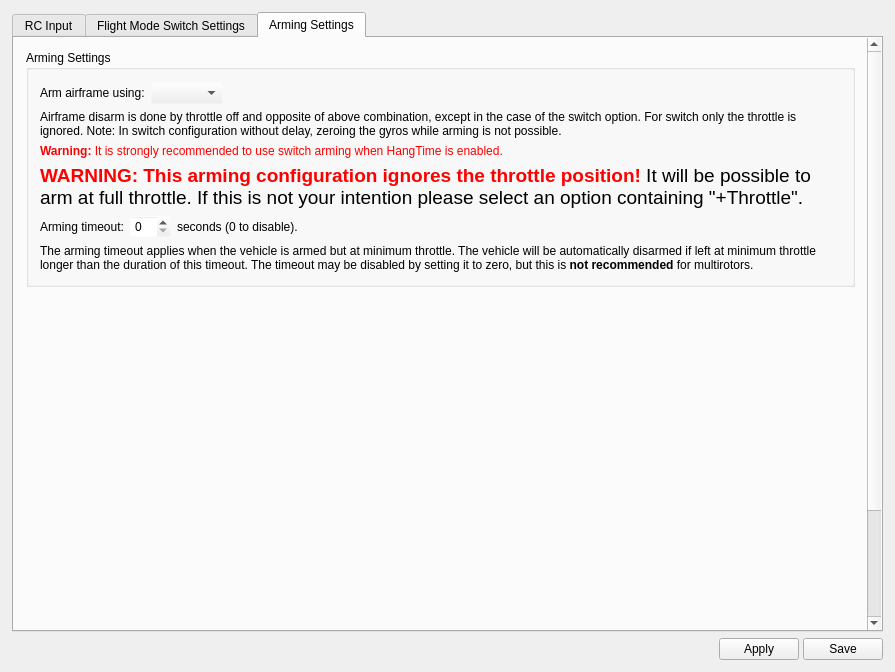
Above: ground/gcs/src/plugins/config/input.ui from d-ronin/dRonin before the change. Below: the same form after it.
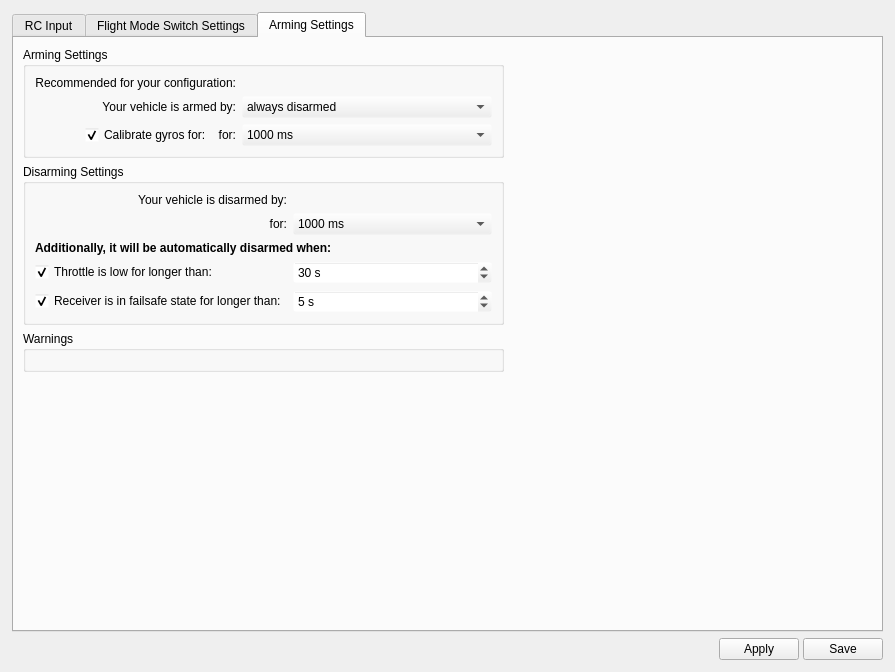
That is the form after the change. The open tabs and pages were chosen to show the change. Icons and pictures are not drawn.

Commit message: GCS:Input: Rework arming tab

What changed in the file:
```diff
--- a/ground/gcs/src/plugins/config/input.ui
+++ b/ground/gcs/src/plugins/config/input.ui
@@ -1412,7 +1412,7 @@
       <attribute name="title">
        <string>Arming Settings</string>
       </attribute>
-      <layout class="QVBoxLayout" name="verticalLayout_12">
+      <layout class="QHBoxLayout" name="horizontalLayout_8">
        <property name="leftMargin">
         <number>0</number>
        </property>
@@ -1502,45 +1502,21 @@
            <rect>
             <x>0</x>
             <y>0</y>
-            <width>579</width>
-            <height>818</height>
+            <width>867</width>
+            <height>580</height>
            </rect>
           </property>
-          <layout class="QVBoxLayout" name="verticalLayout_2">
-           <property name="leftMargin">
-            <number>12</number>
-           </property>
-           <property name="topMargin">
-            <number>12</number>
-           </property>
-           <property name="rightMargin">
-            <number>12</number>
-           </property>
-           <property name="bottomMargin">
-            <number>12</number>
-           </property>
+          <layout class="QHBoxLayout" name="horizontalLayout_2">
            <item>
-            <widget class="QGroupBox" name="groupBox_6">
-             <property name="title">
-              <string>Arming Settings</string>
-             </property>
-             <layout class="QVBoxLayout" name="verticalLayout_7">
-              <property name="leftMargin">
-               <number>11</number>
-              </property>
-              <property name="topMargin">
-               <number>12</number>
-              </property>
-              <property name="rightMargin">
-               <number>12</number>
-              </property>
-              <property name="bottomMargin">
-               <number>12</number>
-              </property>
-              <item>
-               <layout class="QHBoxLayout" name="horizontalLayout">
-                <item>
-                 <widget class="QLabel" name="label_17">
+            <layout class="QVBoxLayout" name="verticalLayout_7">
+             <item>
+              <widget class="QGroupBox" name="gbArming">
+               <property name="title">
+                <string>Arming Settings</string>
+               </property>
+               <layout class="QGridLayout" name="gridLayout_6">
+                <item row="1" column="0" colspan="2">
+                 <widget class="QLabel" name="lblArmDesc">
                   <property name="font">
                    <font>
                     <weight>50</weight>
@@ -1548,128 +1524,317 @@
                    </font>
                   </property>
                   <property name="text">
-                   <string>Arm airframe using:</string>
+                   <string>Your vehicle is armed by:</string>
+                  </property>
+                  <property name="alignment">
+                   <set>Qt::AlignRight|Qt::AlignTrailing|Qt::AlignVCenter</set>
                   </property>
                  </widget>
                 </item>
-                <item>
-                 <widget class="QComboBox" name="armControl">
+                <item row="1" column="2">
+                 <widget class="QComboBox" name="cbArmMethod">
+                  <property name="minimumSize">
+                   <size>
+                    <width>250</width>
+                    <height>0</height>
+                   </size>
+                  </property>
                   <property name="focusPolicy">
                    <enum>Qt::StrongFocus</enum>
                   </property>
                   <property name="toolTip">
                    <string>Indicate the control used for arming the airframe, in addition to setting the throttle to its minimum position. In other terms &quot;Throttle Off&quot;.</string>
                   </property>
+                  <item>
+                   <property name="text">
+                    <string>always disarmed</string>
+                   </property>
+                  </item>
+                  <item>
+                   <property name="text">
+                    <string>always armed</string>
+                   </property>
+                  </item>
+                  <item>
+                   <property name="text">
+                    <string>armed by a switch</string>
+                   </property>
+                  </item>
+                  <item>
+                   <property name="text">
+                    <string>armed by roll left</string>
+                   </property>
+                  </item>
+                  <item>
+                   <property name="text">
+                    <string>armed by roll right</string>
+                   </property>
+                  </item>
+                  <item>
+                   <property name="text">
+                    <string>armed by yaw left</string>
+                   </property>
+                  </item>
+                  <item>
+                   <property name="text">
+                    <string>armed by yaw right</string>
+                   </property>
+                  </item>
+                  <item>
+                   <property name="text">
+                    <string>armed by roll left and yaw right</string>
+                   </property>
+                  </item>
                  </widget>
                 </item>
-                <item>
-                 <spacer name="horizontalSpacer">
-                  <property name="orientation">
-                   <enum>Qt::Horizontal</enum>
+                <item row="0" column="2">
+                 <widget class="QLabel" name="lblRecommendedArm">
+                  <property name="text">
+                   <string/>
                   </property>
-                  <property name="sizeHint" stdset="0">
+                 </widget>
+                </item>
+                <item row="3" column="2">
+                 <widget class="QComboBox" name="cbArmTime">
+                  <property name="sizePolicy">
+                   <sizepolicy hsizetype="Minimum" vsizetype="Fixed">
+                    <horstretch>0</horstretch>
+                    <verstretch>0</verstretch>
+                   </sizepolicy>
+                  </property>
+                  <property name="minimumSize">
                    <size>
-                    <width>40</width>
-                    <height>20</height>
+                    <width>250</width>
+                    <height>0</height>
                    </size>
                   </property>
-                 </spacer>
+                  <property name="currentText">
+                   <string>1000 ms</string>
+                  </property>
+                  <property name="currentIndex">
+                   <number>2</number>
+                  </property>
+                  <item>
+                   <property name="text">
+                    <string>250 ms</string>
+                   </property>
+                  </item>
+                  <item>
+                   <property name="text">
+                    <string>500 ms</string>
+                   </property>
+                  </item>
+                  <item>
+                   <property name="text">
+                    <string>1000 ms</string>
+                   </property>
+                  </item>
+                 </widget>
                 </item>
+                <item row="0" column="0" colspan="2">
+                 <widget class="QLabel" name="lblRecommendedDesc">
+                  <property name="text">
+                   <string>Recommended for your configuration:</string>
+                  </property>
+                  <property name="alignment">
+                   <set>Qt::AlignRight|Qt::AlignTrailing|Qt::AlignVCenter</set>
+                  </property>
+                 </widget>
+                </item>
+                <item row="3" column="0" colspan="2">
+                 <layout class="QHBoxLayout" name="horizontalLayout_10">
+                  <item>
+                   <spacer name="horizontalSpacer_2">
+                    <property name="orientation">
+                     <enum>Qt::Horizontal</enum>
+                    </property>
+                    <property name="sizeHint" stdset="0">
+                     <size>
+                      <width>40</width>
+                      <height>20</height>
+                     </size>
+                    </property>
+                   </spacer>
+                  </item>
+                  <item>
+                   <widget class="QCheckBox" name="cbCalibrateGyros">
+                    <property name="text">
+                     <string>Calibrate gyros for:</string>
+                    </property>
+                    <property name="checked">
+                     <bool>true</bool>
+                    </property>
+                   </widget>
+                  </item>
+                  <item>
+                   <widget class="QLabel" name="lblStickArmTime">
+                    <property name="text">
+                     <string>for:</string>
+                    </property>
+                    <property name="alignment">
+                     <set>Qt::AlignRight|Qt::AlignTrailing|Qt::AlignVCenter</set>
+                    </property>
+                   </widget>
+                  </item>
+                 </layout>
+                </item>
                </layout>
-              </item>
-              <item>
-               <widget class="QLabel" name="label_3">
-                <property name="text">
-                 <string>&lt;html&gt;&lt;head/&gt;&lt;body&gt;&lt;p&gt;Airframe disarm is done by throttle off and opposite of above combination, except in the case of the switch option. For switch only the throttle is ignored. Note: In switch configuration without delay, zeroing the gyros while arming is not possible.&lt;/p&gt;&lt;/body&gt;&lt;/html&gt;</string>
-                </property>
-                <property name="wordWrap">
-                 <bool>true</bool>
-                </property>
-               </widget>
-              </item>
-              <item>
-               <widget class="QLabel" name="lblHangTimeWarning">
-                <property name="text">
-                 <string>&lt;html&gt;&lt;head/&gt;&lt;body&gt;&lt;p&gt;&lt;span style=&quot; font-weight:600; color:#ff0000;&quot;&gt;Warning:&lt;/span&gt;&lt;span style=&quot; color:#ff0000;&quot;&gt; It is strongly recommended to use switch arming when HangTime is enabled.&lt;/span&gt;&lt;/p&gt;&lt;/body&gt;&lt;/html&gt;</string>
-                </property>
-               </widget>
-              </item>
-              <item>
-               <widget class="QLabel" name="lblThrottleCheckWarn">
-                <property name="text">
-                 <string>&lt;html&gt;&lt;head/&gt;&lt;body&gt;&lt;p&gt;&lt;span style=&quot; font-size:14pt; font-weight:600; color:#ff0000;&quot;&gt;WARNING: This arming configuration ignores the throttle position!&lt;/span&gt;&lt;span style=&quot; font-size:14pt;&quot;&gt; It will be possible to arm at full throttle. If this is not your intention please select an option containing &amp;quot;+Throttle&amp;quot;.&lt;/span&gt;&lt;/p&gt;&lt;/body&gt;&lt;/html&gt;</string>
-                </property>
-                <property name="wordWrap">
-                 <bool>true</bool>
-                </property>
-               </widget>
-              </item>
-              <item>
-               <layout class="QHBoxLayout" name="horizontalLayout_2">
-                <item>
-                 <widget class="QLabel" name="label_18">
+              </widget>
+             </item>
+             <item>
+              <widget class="QGroupBox" name="gbDisarming">
+               <property name="title">
+                <string>Disarming Settings</string>
+               </property>
+               <layout class="QGridLayout" name="gridLayout_8">
+                <item row="0" column="0">
+                 <widget class="QLabel" name="lblDisarmDesc">
                   <property name="text">
-                   <string>Arming timeout:</string>
+                   <string>Your vehicle is disarmed by:</string>
                   </property>
+                  <property name="alignment">
+                   <set>Qt::AlignRight|Qt::AlignTrailing|Qt::AlignVCenter</set>
+                  </property>
                  </widget>
                 </item>
-                <item>
-                 <widget class="QSpinBox" name="armTimeout">
-                  <property name="focusPolicy">
-                   <enum>Qt::StrongFocus</enum>
+                <item row="0" column="1">
+                 <widget class="QLabel" name="lblDisarmMethod">
+                  <property name="text">
+                   <string/>
                   </property>
-                  <property name="toolTip">
-                   <string>&lt;html&gt;&lt;head/&gt;&lt;body&gt;&lt;p&gt;After the time indicated here, the vehicle will go back to disarmed state.&lt;/p&gt;&lt;p&gt;Set to 0 to disable (recommended for soaring fixed wings).&lt;/p&gt;&lt;/body&gt;&lt;/html&gt;</string>
+                 </widget>
+                </item>
+                <item row="1" column="0">
+                 <widget class="QLabel" name="lblDisarmTimeDesc">
+                  <property name="text">
+                   <string>for:</string>
                   </property>
+                  <property name="alignment">
+                   <set>Qt::AlignRight|Qt::AlignTrailing|Qt::AlignVCenter</set>
+                  </property>
+                 </widget>
+                </item>
+                <item row="1" column="1">
+                 <widget class="QComboBox" name="cbDisarmTime">
+                  <property name="currentIndex">
+                   <number>2</number>
+                  </property>
+                  <item>
+                   <property name="text">
+                    <string>250 ms</string>
+                   </property>
+                  </item>
+                  <item>
+                   <property name="text">
+                    <string>500 ms</string>
+                   </property>
+                  </item>
+                  <item>
+                   <property name="text">
+                    <string>1000 ms</string>
+                   </property>
+                  </item>
+                 </widget>
+                </item>
+                <item row="3" column="1">
+                 <widget class="QSpinBox" name="sbThrottleTimeout">
+                  <property name="suffix">
+                   <string> s</string>
+                  </property>
+                  <property name="minimum">
+                   <number>1</number>
+                  </property>
                   <property name="maximum">
-                   <number>64</number>
+                   <number>600</number>
                   </property>
+                  <property name="value">
+                   <number>30</number>
+                  </property>
                  </widget>
                 </item>
-                <item>
-                 <widget class="QLabel" name="label_19">
+                <item row="4" column="1">
+                 <widget class="QSpinBox" name="sbFailsafeTimeout">
+                  <property name="suffix">
+                   <string> s</string>
+                  </property>
+                  <property name="minimum">
+                   <number>1</number>
+                  </property>
+                  <property name="maximum">
+                   <number>30</number>
+                  </property>
+                  <property name="value">
+                   <number>5</number>
+                  </property>
+                 </widget>
+                </item>
+                <item row="4" column="0">
+                 <widget class="QCheckBox" name="cbFailsafeTimeout">
                   <property name="text">
-                   <string>seconds (0 to disable).</string>
+                   <string>Receiver is in failsafe state for longer than:</string>
                   </property>
+                  <property name="checked">
+                   <bool>true</bool>
+                  </property>
                  </widget>
                 </item>
-                <item>
-                 <spacer name="horizontalSpacer_2">
-                  <property name="orientation">
-                   <enum>Qt::Horizontal</enum>
+                <item row="3" column="0">
+                 <widget class="QCheckBox" name="cbThrottleTimeout">
+                  <property name="text">
+                   <string>Throttle is low for longer than:</string>
                   </property>
-                  <property name="sizeHint" stdset="0">
-                   <size>
-                    <width>40</width>
-                    <height>20</height>
-                   </size>
+                  <property name="checked">
+                   <bool>true</bool>
                   </property>
-                 </spacer>
+                 </widget>
                 </item>
+                <item row="2" column="0" colspan="2">
+                 <widget class="QLabel" name="lblAutoDisarm">
+                  <property name="text">
+                   <string>&lt;html&gt;&lt;head/&gt;&lt;body&gt;&lt;p&gt;&lt;span style=&quot; font-weight:600;&quot;&gt;Additionally, it will be automatically disarmed when:&lt;/span&gt;&lt;/p&gt;&lt;/body&gt;&lt;/html&gt;</string>
+                  </property>
+                 </widget>
+                </item>
                </layout>
-              </item>
-              <item>
-               <widget class="QLabel" name="label_4">
-                <property name="text">
-                 <string>&lt;html&gt;&lt;head/&gt;&lt;body&gt;&lt;p&gt;The arming timeout applies when the vehicle is armed but at minimum throttle. The vehicle will be automatically disarmed if left at minimum throttle longer than the duration of this timeout. The timeout may be disabled by setting it to zero, but this is &lt;span style=&quot; font-weight:600;&quot;&gt;not recommended&lt;/span&gt; for multirotors.&lt;/p&gt;&lt;/body&gt;&lt;/html&gt;</string>
-                </property>
-                <property name="wordWrap">
-                 <bool>true</bool>
-                </property>
-               </widget>
-              </item>
-             </layout>
-            </widget>
+              </widget>
+             </item>
+             <item>
+              <widget class="QGroupBox" name="gbWarnings">
+               <property name="styleSheet">
+                <string notr="true">* &gt; QLabel {
+	color: red;
+}</string>
+               </property>
+               <property name="title">
+                <string>Warnings</string>
+               </property>
+               <layout class="QVBoxLayout" name="verticalLayout_12"/>
+              </widget>
+             </item>
+             <item>
+              <spacer name="verticalSpacer">
+               <property name="orientation">
+                <enum>Qt::Vertical</enum>
+               </property>
+               <property name="sizeHint" stdset="0">
+                <size>
+                 <width>20</width>
+                 <height>467</height>
+                </size>
+               </property>
+              </spacer>
+             </item>
+            </layout>
            </item>
            <item>
-            <spacer name="verticalSpacer">
+            <spacer name="horizontalSpacer">
              <property name="orientation">
-              <enum>Qt::Vertical</enum>
+              <enum>Qt::Horizontal</enum>
              </property>
              <property name="sizeHint" stdset="0">
               <size>
-               <width>20</width>
-               <height>467</height>
+               <width>40</width>
+               <height>20</height>
               </size>
              </property>
             </spacer>
```
Left out of the diff: 12 changed lines with no effect on the pictures. The commit also changes 2 other files.
